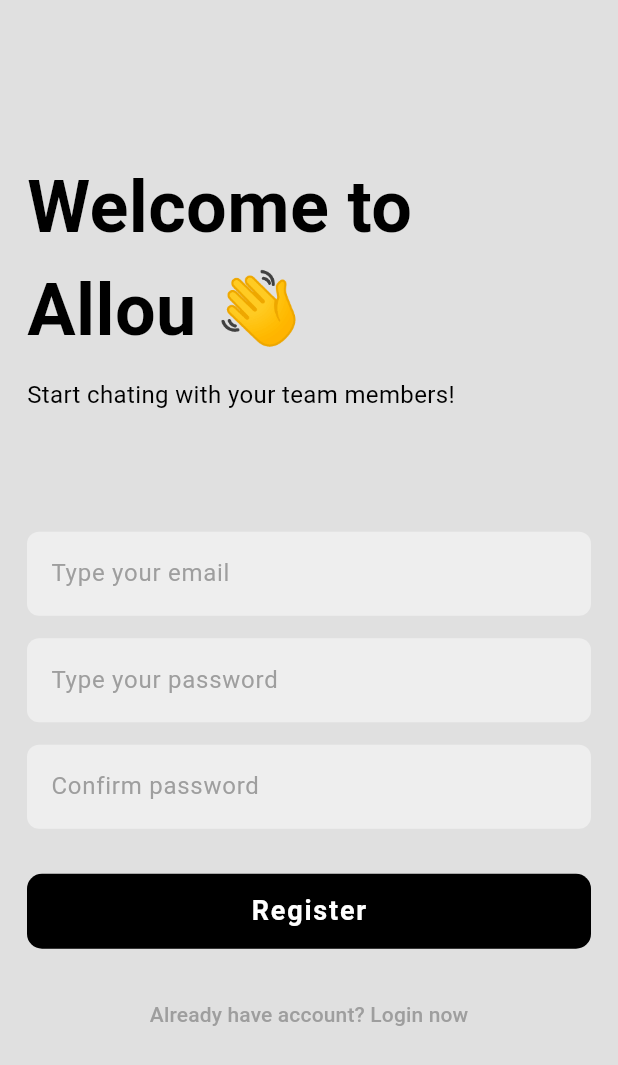
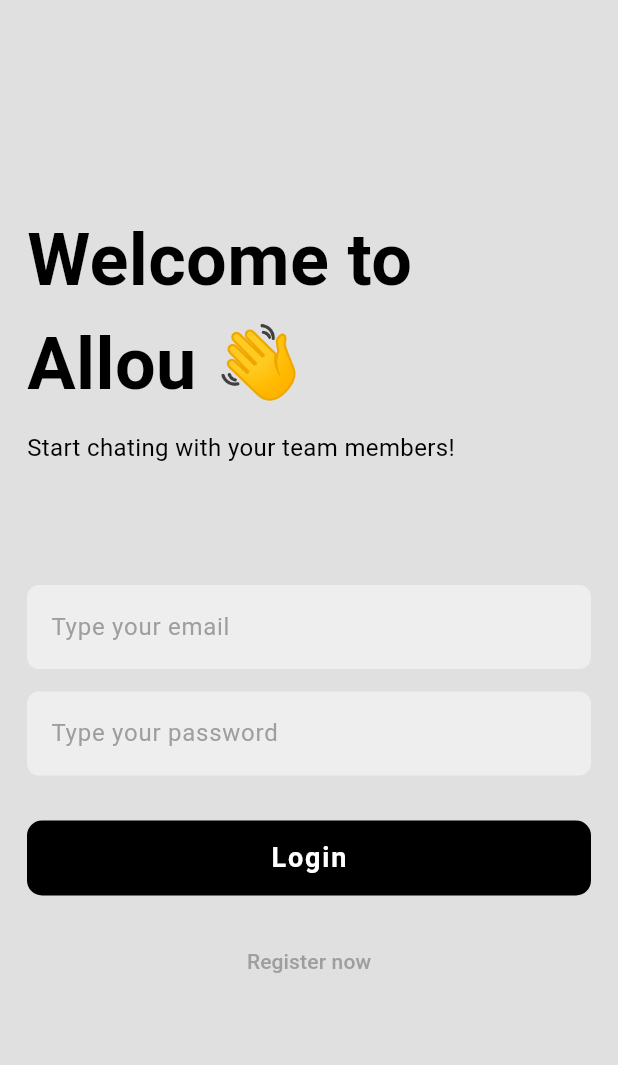
Before and after one commit to gusazevedo/allou, a Flutter app: the screen it shows after launch, on a phone screen of 412 x 824 dp. Shown: the top 1065 px of the screen. Run offline on Flutter 3.47's test engine with Material 3 defaults, Android fonts, the phone set to English and light mode, and no system bars.

Commit message:
[FIX] - Fix buttons handlers

```diff
--- a/lib/main.dart
+++ b/lib/main.dart
@@ -1,4 +1,4 @@
-import 'package:allou/pages/register.dart';
+import 'package:allou/pages/login.dart';
 import 'package:allou/utils/themes.dart';
 import 'package:flutter/material.dart';
 
@@ -15,7 +15,7 @@ class MyApp extends StatelessWidget {
       title: 'Flutter Demo',
       debugShowCheckedModeBanner: false,
       theme: lightMode,
-      home: Scaffold(body: RegisterPage()),
+      home: Scaffold(body: LoginPage()),
     );
   }
 }
--- a/lib/pages/login.dart
+++ b/lib/pages/login.dart
@@ -6,10 +6,15 @@ class LoginPage extends StatelessWidget {
   final TextEditingController _passwordController = TextEditingController();
   LoginPage({super.key});
 
+  void handleLogin() {
+    print("handle login");
+  }
+
   @override
   Widget build(BuildContext context) {
     return Scaffold(
       body: Center(
+        child: SingleChildScrollView(
           child: Padding(
             padding: const EdgeInsets.symmetric(horizontal: 18.0),
             child: Column(
@@ -29,11 +34,12 @@ class LoginPage extends StatelessWidget {
                   controller: _passwordController,
                 ),
                 SizedBox(height: 30),
-              LoginButton(),
+                LoginButton(onPressed: handleLogin),
                 SizedBox(height: 20.0),
                 TextButton(onPressed: () {}, child: const Text('Register now')),
                 SizedBox(height: 20),
               ],
+            ),
           ),
         ),
       ),
@@ -42,12 +48,14 @@ class LoginPage extends StatelessWidget {
 }
 
 class LoginButton extends StatelessWidget {
-  const LoginButton({super.key});
+  final VoidCallback onPressed;
+
+  const LoginButton({super.key, required this.onPressed});
 
   @override
   Widget build(BuildContext context) {
     return FilledButton(
-      onPressed: () {},
+      onPressed: onPressed,
       style: ButtonStyle(
         minimumSize: WidgetStatePropertyAll(Size(double.infinity, 50)),
         shape: WidgetStatePropertyAll(
--- a/lib/pages/register.dart
+++ b/lib/pages/register.dart
@@ -42,7 +42,7 @@ class RegisterPage extends StatelessWidget {
                 controller: _confirmPasswordController,
               ),
               SizedBox(height: 30),
-              RegisterButton(handleLogin: handleRegister()),
+              RegisterButton(onPressed: handleRegister),
               SizedBox(height: 20.0),
               TextButton(
                 onPressed: () {},
@@ -58,13 +58,13 @@ class RegisterPage extends StatelessWidget {
 }
 
 class RegisterButton extends StatelessWidget {
-  final void handleLogin;
-  const RegisterButton({super.key, required this.handleLogin});
+  final VoidCallback onPressed;
+  const RegisterButton({super.key, required this.onPressed});
 
   @override
   Widget build(BuildContext context) {
     return FilledButton(
-      onPressed: () => handleLogin,
+      onPressed: onPressed,
       style: ButtonStyle(
         minimumSize: WidgetStatePropertyAll(Size(double.infinity, 50)),
         shape: WidgetStatePropertyAll(
```
Lines whose indentation alone changed are shown as unchanged.
